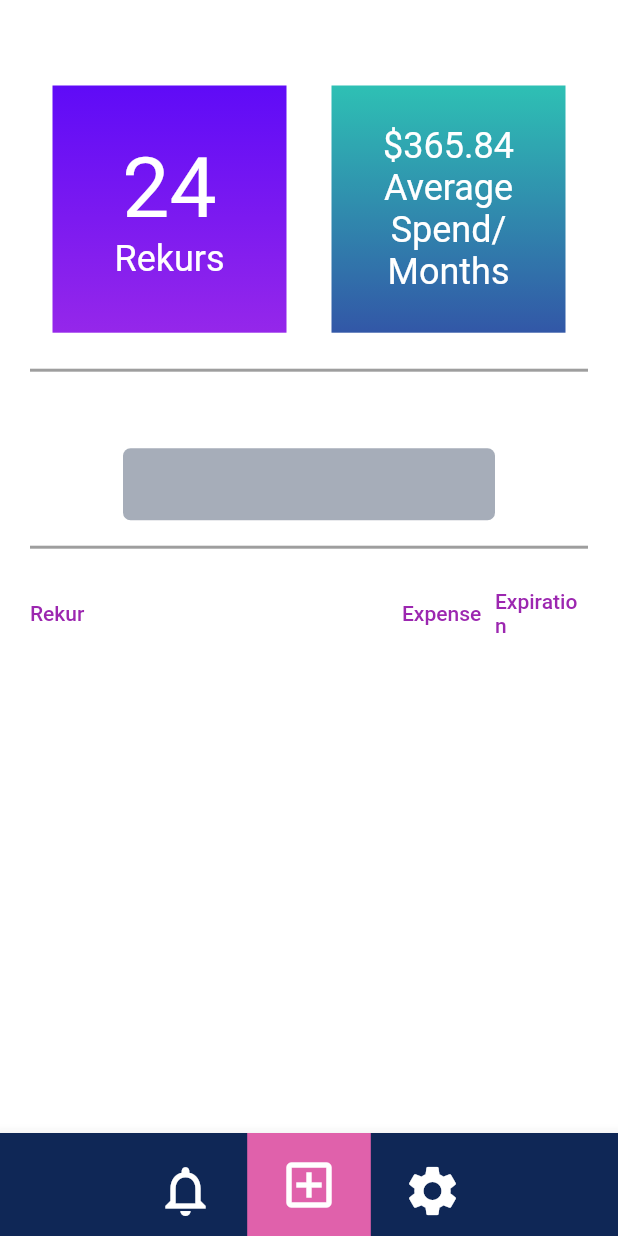
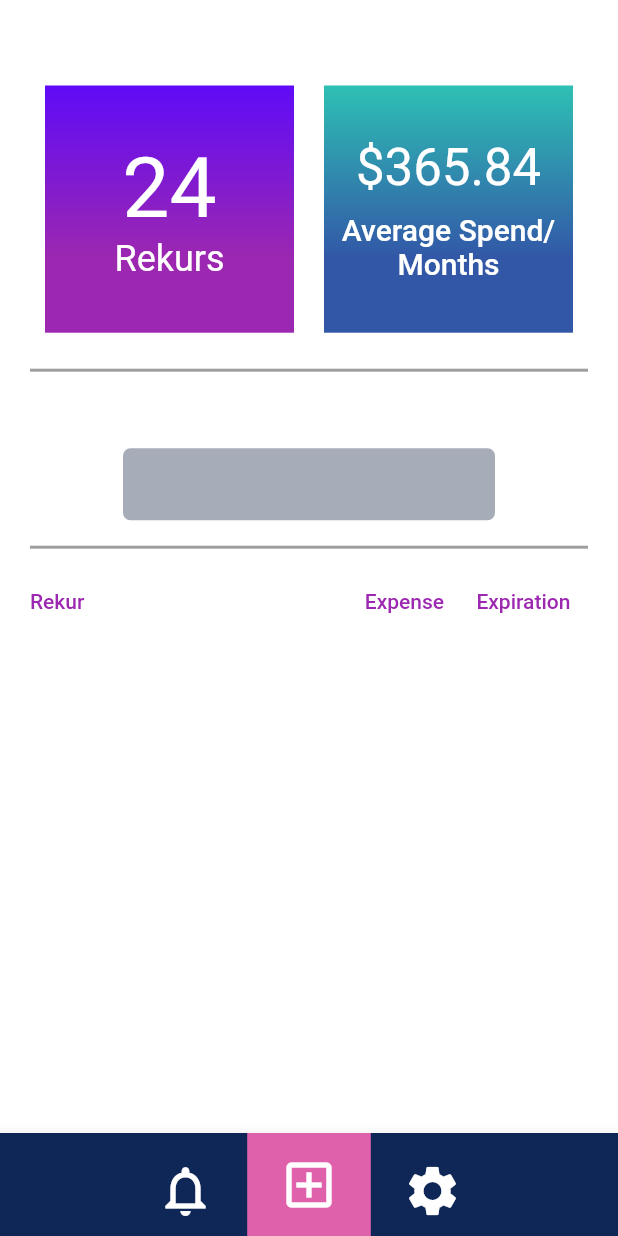
Before and after one commit to JaySitaram/payment_app, a Flutter app: the screen it shows after launch, on a phone screen of 412 x 824 dp. Run offline on Flutter 3.47's test engine with Material 2 defaults, Android fonts, the phone set to English and light mode, and no system bars; our stand-ins replace firebase_core, hive, sqflite; missing offline and left inert: firebase_admob; accounts and stored records are empty.

Commit message:
inital comit

```diff
--- a/lib/pages/home_page.dart
+++ b/lib/pages/home_page.dart
@@ -15,9 +15,6 @@ class HomePage extends StatefulWidget {
 class _HomePageState extends State<HomePage> {
   int _selectedIndex = 0;
   PageController _pageController = PageController(initialPage: 0);
-
-
-
 
   void _onItemTapped(int index) {
     _selectedIndex = index;
--- a/lib/pages/transaction_screen.dart
+++ b/lib/pages/transaction_screen.dart
@@ -18,8 +18,9 @@ class _TransactionScreenState extends State<TransactionScreen> {
   DatabaseHelper helper;
   List<TransactionModel> transactionList = [];
   List<Color> _colors1 = [Color(0xFF2EC0B4), Color(0xFF3257A7)];
-  List<Color> _colors2 = [Color(0xFF5F0BF7), Color(0xFF9527EA)];
-  List<double> _stops = [0.0, 0.7];
+  List<Color> _colors2 = [Color(0xFF5F0BF7), Colors.purple];
+  List<double> _stops2 = [0.0,0.7];
+  List<double> _stops1=[0.0,0.7];
   static const MobileAdTargetingInfo targetingInfo = MobileAdTargetingInfo(
     testDevices: testDevice != null ? <String>[testDevice] : null,
     keywords: <String>['foo', 'bar'],
@@ -110,12 +111,13 @@ class _TransactionScreenState extends State<TransactionScreen> {
                       flex: 1,
                       child: Container(
                         margin: EdgeInsets.symmetric(
-                            horizontal: 15.0, vertical: 7.0),
+                            horizontal: 10.0, vertical: 7.0),
                         width: MediaQuery.of(context).size.width / 3,
                         height: MediaQuery.of(context).size.width / 2.5,
                         decoration: BoxDecoration(
                             gradient: LinearGradient(
                               colors: _colors2,
+                              stops: _stops2,
                               begin: Alignment.topLeft,
                               end: Alignment.bottomLeft,
                             )),
@@ -142,12 +144,13 @@ class _TransactionScreenState extends State<TransactionScreen> {
                       flex: 1,
                       child: Container(
                         margin: EdgeInsets.symmetric(
-                            horizontal: 15.0, vertical: 7.0),
+                            horizontal: 10.0, vertical: 7.0),
                         width: MediaQuery.of(context).size.width / 3,
                         height: MediaQuery.of(context).size.width / 2.5,
                         decoration: BoxDecoration(
                             gradient: LinearGradient(
                               colors: _colors1,
+                              stops: _stops1,
                               begin: Alignment.topLeft,
                               end: Alignment.bottomLeft,
                             )),
@@ -157,13 +160,14 @@ class _TransactionScreenState extends State<TransactionScreen> {
                             Text("\$${365.84}",
                                 style: Theme.of(context)
                                     .primaryTextTheme
-                                    .headline5
+                                    .headline4
                                     .copyWith(color: Colors.white)),
+                            SizedBox(height: 10.0,),
                             Text("Average Spend/Months",
                                 textAlign: TextAlign.center,
                                 style: Theme.of(context)
                                     .primaryTextTheme
-                                    .headline5
+                                    .headline6
                                     .copyWith(color: Colors.white))
                           ],
                         ),
@@ -243,7 +247,7 @@ class _TransactionScreenState extends State<TransactionScreen> {
                 ),
                 Row(children: [
                   Expanded(
-                      flex: 4,
+                      flex: 3,
                       child: Text("Rekur",
                           style: Theme.of(context)
                               .primaryTextTheme
```
Also changed, not shown: lib/globals/global_map.dart (+37 -12 lines), lib/pages/credit_card_screen.dart (+42 -27 lines), pubspec.yaml (+6 -5 lines), lib/main.dart (line endings or trailing spaces), pubspec.lock. Lines whose indentation alone changed are shown as unchanged.
